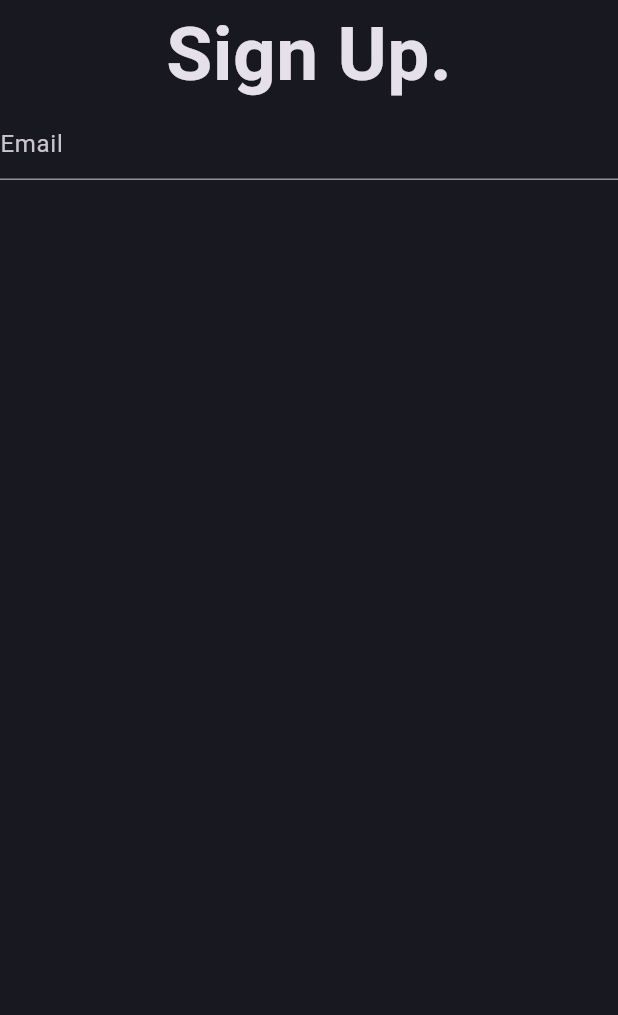
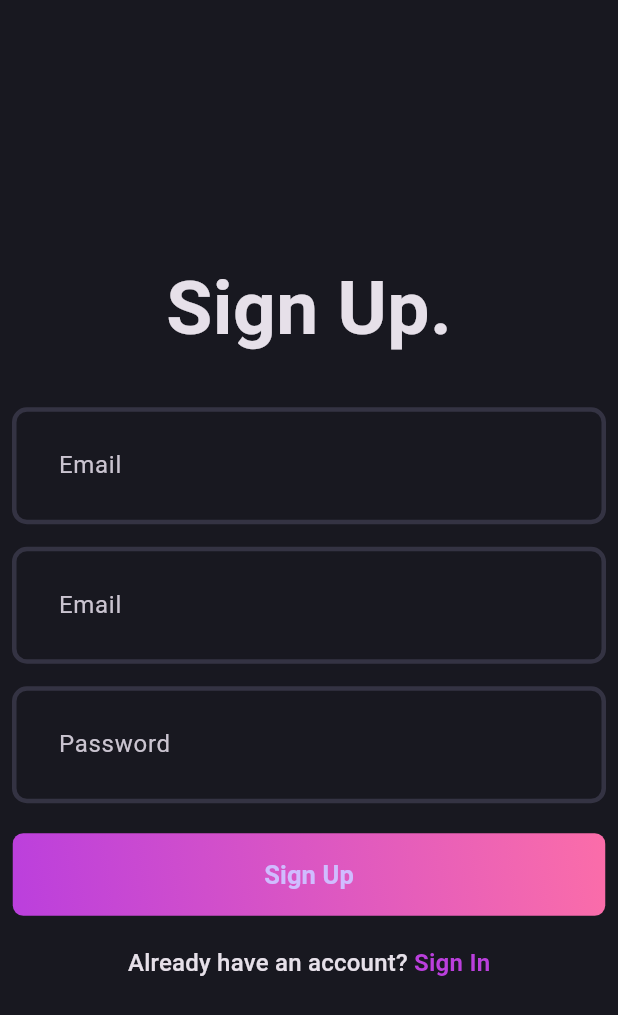
Before and after one commit to DanielNaiff/Flutter-SpringBoot-BlogApp, a Flutter app: the screen it shows after launch, on a phone screen of 412 x 824 dp. Shown: the top 1015 px of the screen. Run offline on Flutter 3.47's test engine with Material 3 defaults, Android fonts, the phone set to English and light mode, and no system bars; our stand-ins replace device_preview.

Commit message:
sign up page

```diff
--- a/blog_app_springboot/lib/core/theme/theme.dart
+++ b/blog_app_springboot/lib/core/theme/theme.dart
@@ -2,8 +2,16 @@ import 'package:blog_app_springboot/core/theme/app_pallete.dart';
 import 'package:flutter/material.dart';
 
 class AppTheme {
+  static _border([Color color = AppPallete.borderColor]) => OutlineInputBorder(
+    borderSide: BorderSide(color: color, width: 3),
+    borderRadius: BorderRadius.circular(10),
+  );
   static final darkThemeMode = ThemeData.dark().copyWith(
     scaffoldBackgroundColor: AppPallete.backgroundColor,
-    inputDecorationTheme: InputDecorationTheme(),
+    inputDecorationTheme: InputDecorationTheme(
+      contentPadding: const EdgeInsets.all(27),
+      enabledBorder: _border(),
+      focusedBorder: _border(AppPallete.gradient2),
+    ),
   );
 }
--- a/blog_app_springboot/lib/features/auth/presentation/pages/signup_page.dart
+++ b/blog_app_springboot/lib/features/auth/presentation/pages/signup_page.dart
@@ -1,4 +1,6 @@
+import 'package:blog_app_springboot/core/theme/app_pallete.dart';
 import 'package:blog_app_springboot/features/auth/presentation/widgets/auth_field.dart';
+import 'package:blog_app_springboot/features/auth/presentation/widgets/auth_gradient_button.dart';
 import 'package:flutter/material.dart';
 
 class SignUpPage extends StatefulWidget {
@@ -9,17 +11,64 @@ class SignUpPage extends StatefulWidget {
 }
 
 class _SignUpPageState extends State<SignUpPage> {
+  final emailController = TextEditingController();
+  final passwordController = TextEditingController();
+  final nameController = TextEditingController();
+  final formKey = GlobalKey<FormState>();
+
+  @override
+  void dispose() {
+    emailController.dispose();
+    passwordController.dispose();
+    nameController.dispose();
+    super.dispose();
+  }
+
   @override
   Widget build(BuildContext context) {
     return Scaffold(
-      body: Column(
-        children: [
-          Text(
-            "Sign Up.",
-            style: TextStyle(fontSize: 50, fontWeight: FontWeight.bold),
+      body: Padding(
+        padding: const EdgeInsets.all(8.0),
+        child: Form(
+          key: formKey,
+          child: Column(
+            mainAxisAlignment: MainAxisAlignment.center,
+            children: [
+              const Text(
+                "Sign Up.",
+                style: TextStyle(fontSize: 50, fontWeight: FontWeight.bold),
+              ),
+              const SizedBox(height: 30),
+              AuthField(hintText: 'Email', controller: nameController),
+              const SizedBox(height: 15),
+              AuthField(hintText: 'Email', controller: emailController),
+              const SizedBox(height: 15),
+              AuthField(
+                hintText: 'Password',
+                controller: passwordController,
+                isObscure: true,
+              ),
+              const SizedBox(height: 20),
+              const AuthGradientButton(),
+              const SizedBox(height: 20),
+              RichText(
+                text: TextSpan(
+                  text: "Already have an account? ",
+                  style: Theme.of(context).textTheme.titleMedium,
+                  children: [
+                    TextSpan(
+                      text: 'Sign In',
+                      style: Theme.of(context).textTheme.titleMedium?.copyWith(
+                        color: AppPallete.gradient1,
+                        fontWeight: FontWeight.bold,
+                      ),
+                    ),
+                  ],
+                ),
+              ),
+            ],
           ),
-          AuthField(hintText: 'Email'),
-        ],
+        ),
       ),
     );
   }
--- a/blog_app_springboot/lib/features/auth/presentation/widgets/auth_field.dart
+++ b/blog_app_springboot/lib/features/auth/presentation/widgets/auth_field.dart
@@ -2,10 +2,28 @@ import 'package:flutter/material.dart';
 
 class AuthField extends StatelessWidget {
   final String hintText;
-  const AuthField({super.key, required this.hintText});
+  final TextEditingController controller;
+  final bool isObscure;
+  const AuthField({
+    super.key,
+    required this.hintText,
+    required this.controller,
+    this.isObscure = false,
+  });
 
   @override
   Widget build(BuildContext context) {
-    return TextFormField(decoration: InputDecoration(hintText: hintText));
+    return TextFormField(
+      controller: controller,
+
+      decoration: InputDecoration(hintText: hintText),
+      validator: (value) {
+        if (value!.isEmpty) {
+          return "$hintText is missing";
+        }
+        return null;
+      },
+      obscureText: isObscure,
+    );
   }
 }
--- /dev/null
+++ b/blog_app_springboot/lib/features/auth/presentation/widgets/auth_gradient_button.dart
@@ -0,0 +1,32 @@
+import 'package:blog_app_springboot/core/theme/app_pallete.dart';
+import 'package:flutter/material.dart';
+
+class AuthGradientButton extends StatelessWidget {
+  const AuthGradientButton({super.key});
+
+  @override
+  Widget build(BuildContext context) {
+    return Container(
+      decoration: BoxDecoration(
+        gradient: const LinearGradient(
+          colors: [AppPallete.gradient1, AppPallete.gradient2],
+          begin: Alignment.bottomLeft,
+          end: Alignment.topRight,
+        ),
+        borderRadius: BorderRadius.circular(7),
+      ),
+      child: ElevatedButton(
+        onPressed: () {},
+        style: ElevatedButton.styleFrom(
+          fixedSize: Size(395, 55),
+          backgroundColor: AppPallete.transparentColor,
+          shadowColor: AppPallete.transparentColor,
+        ),
+        child: Text(
+          'Sign Up',
+          style: TextStyle(fontSize: 17, fontWeight: FontWeight.w600),
+        ),
+      ),
+    );
+  }
+}
--- a/blog_app_springboot/lib/main.dart
+++ b/blog_app_springboot/lib/main.dart
@@ -1,9 +1,10 @@
 import 'package:blog_app_springboot/core/theme/theme.dart';
 import 'package:blog_app_springboot/features/auth/presentation/pages/signup_page.dart';
+import 'package:device_preview/device_preview.dart';
 import 'package:flutter/material.dart';
 
 void main() {
-  runApp(const MyApp());
+  runApp(DevicePreview(enabled: true, builder: (context) => const MyApp()));
 }
 
 class MyApp extends StatelessWidget {
--- a/blog_app_springboot/pubspec.yaml
+++ b/blog_app_springboot/pubspec.yaml
@@ -34,6 +34,8 @@ dependencies:
   # The following adds the Cupertino Icons font to your application.
   # Use with the CupertinoIcons class for iOS style icons.
   cupertino_icons: ^1.0.8
+  device_preview: ^1.2.0
+
 
 dev_dependencies:
   flutter_test:
```
Also changed, not shown: blog_app_springboot/pubspec.lock, 1 other file.
